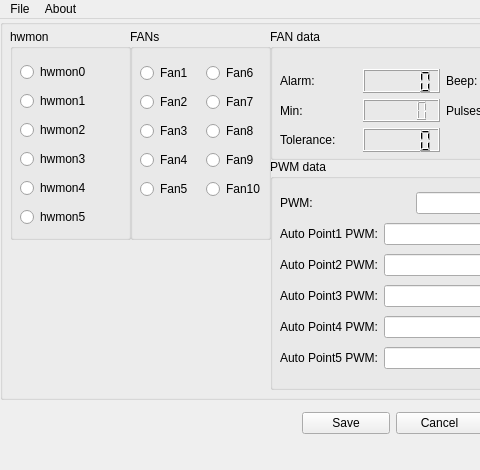
Old version of the form mainwindow.ui in the repository amedeos/ControlFANs; both pictures show x 0 to 480 and y 0 to 470 of the 800 by 470 pixel window.
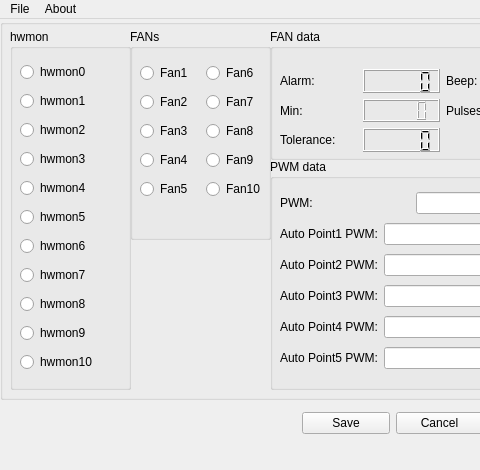
New version of the form. Icons and pictures are not drawn.

What changed in the file:
```diff
--- a/mainwindow.ui
+++ b/mainwindow.ui
@@ -42,7 +42,7 @@
        <x>10</x>
        <y>10</y>
        <width>121</width>
-       <height>211</height>
+       <height>361</height>
       </rect>
      </property>
      <property name="title">
@@ -54,7 +54,7 @@
         <x>10</x>
         <y>30</y>
         <width>104</width>
-        <height>176</height>
+        <height>326</height>
        </rect>
       </property>
       <layout class="QVBoxLayout" name="verticalLayout">
@@ -100,6 +100,41 @@
          </property>
         </widget>
        </item>
+       <item>
+        <widget class="QRadioButton" name="hwmon6radioButton">
+         <property name="text">
+          <string>hwmon6</string>
+         </property>
+        </widget>
+       </item>
+       <item>
+        <widget class="QRadioButton" name="hwmon7radioButton">
+         <property name="text">
+          <string>hwmon7</string>
+         </property>
+        </widget>
+       </item>
+       <item>
+        <widget class="QRadioButton" name="hwmon8radioButton">
+         <property name="text">
+          <string>hwmon8</string>
+         </property>
+        </widget>
+       </item>
+       <item>
+        <widget class="QRadioButton" name="hwmon9radioButton">
+         <property name="text">
+          <string>hwmon9</string>
+         </property>
+        </widget>
+       </item>
+       <item>
+        <widget class="QRadioButton" name="hwmon10radioButton">
+         <property name="text">
+          <string>hwmon10</string>
+         </property>
+        </widget>
+       </item>
       </layout>
      </widget>
     </widget>
```
